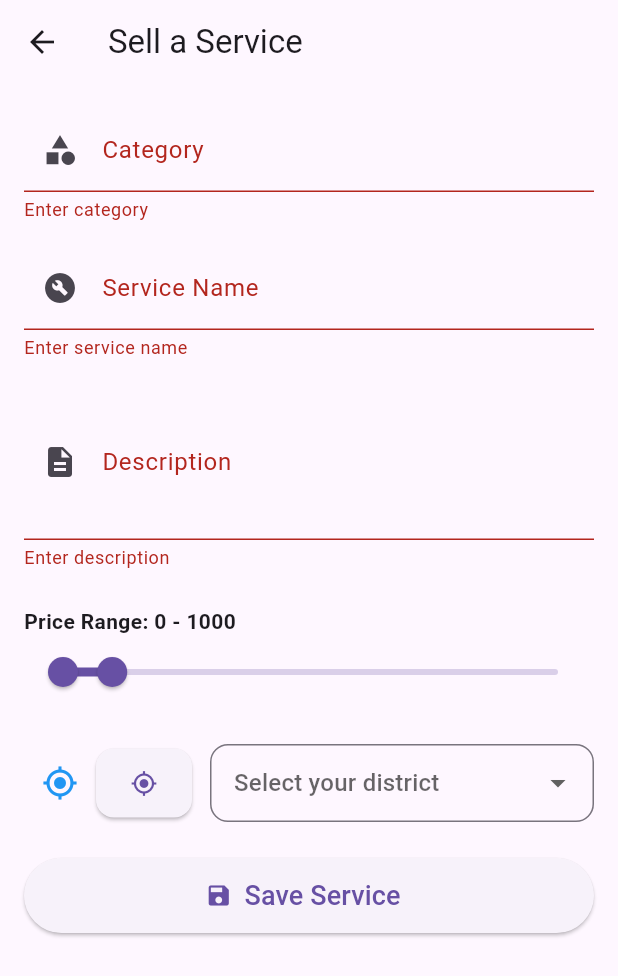
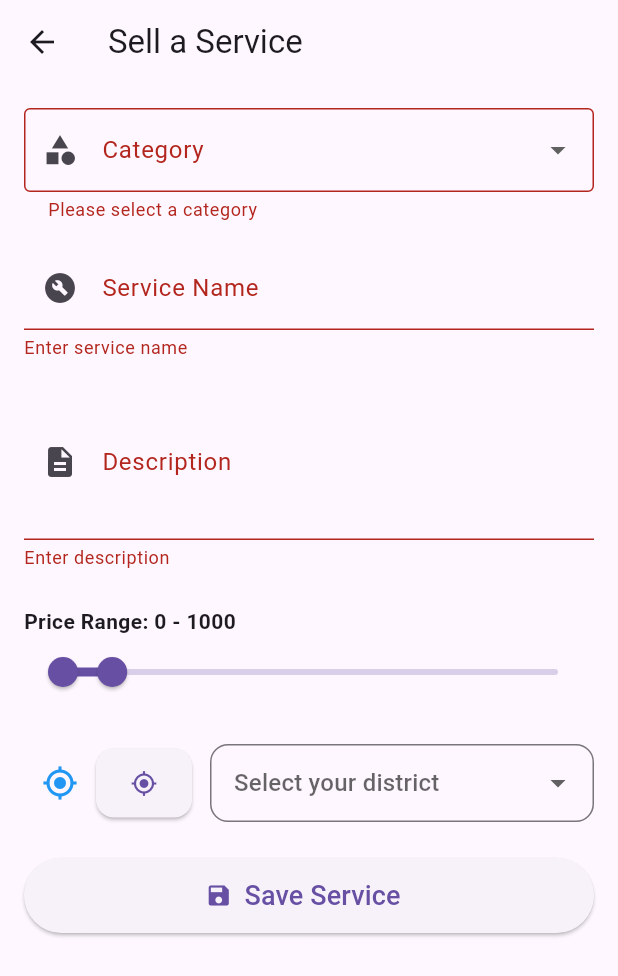
Before and after one commit to GeethJayawardena/nearm_services, a Flutter app: the SellServicePage screen opened by its route, after a tap on "Save Service", on a phone screen of 412 x 824 dp. Shown: the top 976 px of the screen. Run offline on Flutter 3.47's test engine with Material 3 defaults, Android fonts, the phone set to English and light mode, and no system bars; our stand-ins replace cloud_firestore, firebase_auth, firebase_core, geocoding, geolocator; accounts and stored records are empty.

Commit message:
selling page error fix and update to category dropdown

```diff
--- a/lib/location_selector.dart
+++ b/lib/location_selector.dart
@@ -29,14 +29,14 @@ Future<String?> getDistrictFromCoordinates(Position pos) async {
           placemarks.first.administrativeArea;
     }
   } catch (e) {
-    print('Error fetching district: $e');
+    debugPrint('Error fetching district: $e');
   }
   return null;
 }
 
 class LocationSelector extends StatefulWidget {
   final Function(String) onLocationSelected;
-  final String? selectedLocation; // ✅ Option 1
+  final String? selectedLocation;
 
   const LocationSelector({
     super.key,
@@ -84,7 +84,14 @@ class _LocationSelectorState extends State<LocationSelector> {
   @override
   void initState() {
     super.initState();
-    _selectedDistrict = widget.selectedLocation;
+
+    // ✅ ensure the initial location is valid
+    if (widget.selectedLocation != null &&
+        _districts.contains(widget.selectedLocation)) {
+      _selectedDistrict = widget.selectedLocation;
+    } else {
+      _selectedDistrict = null;
+    }
   }
 
   Future<void> _useGPS() async {
@@ -93,8 +100,12 @@ class _LocationSelectorState extends State<LocationSelector> {
     if (pos != null) {
       final district = await getDistrictFromCoordinates(pos);
       if (district != null) {
-        setState(() => _selectedDistrict = district);
-        widget.onLocationSelected(district);
+        // only use if found district is in list, else fall back to "All Sri Lanka"
+        final normalized = _districts.contains(district)
+            ? district
+            : "All Sri Lanka";
+        setState(() => _selectedDistrict = normalized);
+        widget.onLocationSelected(normalized);
       }
     }
     setState(() => _loadingGPS = false);
@@ -108,7 +119,7 @@ class _LocationSelectorState extends State<LocationSelector> {
         ElevatedButton(
           onPressed: _loadingGPS ? null : _useGPS,
           style: ElevatedButton.styleFrom(
-            padding: const EdgeInsets.symmetric(horizontal: 12, vertical: 14),
+            padding: const EdgeInsets.all(14),
             shape: RoundedRectangleBorder(
               borderRadius: BorderRadius.circular(12),
             ),
@@ -129,7 +140,9 @@ class _LocationSelectorState extends State<LocationSelector> {
         // Dropdown for manual selection
         Expanded(
           child: DropdownButtonFormField<String>(
-            value: _selectedDistrict,
+            value: _districts.contains(_selectedDistrict)
+                ? _selectedDistrict
+                : null,
             hint: const Text('Select your district'),
             items: _districts
                 .map((d) => DropdownMenuItem(value: d, child: Text(d)))
--- a/lib/sell_service_page.dart
+++ b/lib/sell_service_page.dart
@@ -14,7 +14,27 @@ class SellServicePage extends StatefulWidget {
 
 class _SellServicePageState extends State<SellServicePage> {
   final _formKey = GlobalKey<FormState>();
-  String _category = '';
+
+  // Category list
+  final List<String> _categories = [
+    'Electrician',
+    'Plumber',
+    'Carpenter',
+    'Cleaner / Housemaid',
+    'Cook / Home Chef',
+    'Babysitter / Nanny',
+    'Gardener',
+    'Mechanic (Bike/Car)',
+    'Washer / Laundry Helper',
+    'AC Repair Technician',
+    'Painter',
+    'Mason / Construction Helper',
+    'Pest Control',
+    'Delivery Helper',
+    'Elderly Caregiver',
+  ];
+  String? _category; // Selected category
+
   String _serviceName = '';
   String _description = '';
   String _location = '';
@@ -122,16 +142,31 @@ class _SellServicePageState extends State<SellServicePage> {
               key: _formKey,
               child: Column(
                 children: [
-                  TextFormField(
+                  // 🔹 Category Dropdown
+                  DropdownButtonFormField<String>(
+                    value: _category,
                     decoration: const InputDecoration(
                       labelText: 'Category',
                       prefixIcon: Icon(Icons.category),
+                      border: OutlineInputBorder(),
                     ),
-                    onSaved: (val) => _category = val!.trim(),
-                    validator: (val) =>
-                        val == null || val.isEmpty ? 'Enter category' : null,
+                    items: _categories.map((String cat) {
+                      return DropdownMenuItem<String>(
+                        value: cat,
+                        child: Text(cat),
+                      );
+                    }).toList(),
+                    onChanged: (val) {
+                      setState(() => _category = val);
+                    },
+                    validator: (val) => val == null || val.isEmpty
+                        ? 'Please select a category'
+                        : null,
+                    onSaved: (val) => _category = val,
                   ),
                   const SizedBox(height: 16),
+
+                  // Service Name
                   TextFormField(
                     decoration: const InputDecoration(
                       labelText: 'Service Name',
@@ -143,6 +178,8 @@ class _SellServicePageState extends State<SellServicePage> {
                         : null,
                   ),
                   const SizedBox(height: 16),
+
+                  // Description
                   TextFormField(
                     decoration: const InputDecoration(
                       labelText: 'Description',
@@ -181,7 +218,6 @@ class _SellServicePageState extends State<SellServicePage> {
                       ),
                     ],
                   ),
-
                   const SizedBox(height: 24),
 
                   // 🔹 Location row: GPS + Dropdown
@@ -203,9 +239,9 @@ class _SellServicePageState extends State<SellServicePage> {
                       ),
                     ],
                   ),
-
                   const SizedBox(height: 24),
 
+                  // 🔹 Save Button
                   SizedBox(
                     width: double.infinity,
                     height: 50,
```
